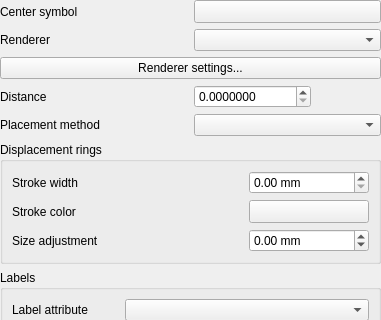
First picture: the form in src/ui/qgspointdisplacementrendererwidgetbase.ui, repository qgis/QGIS, before the edit; both pictures show x 0 to 381 and y 0 to 320 of the 381 by 529 pixel window.
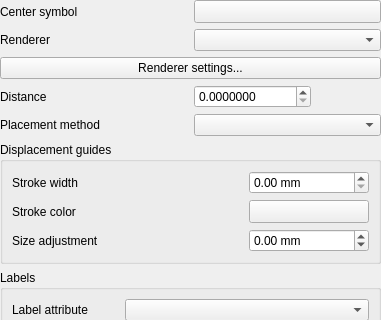
Second picture: the form after the edit. Custom widgets are drawn as their Qt base class.

Commit message: Fix labels in Displacement Point renderer GUI

```diff
--- a/src/ui/qgspointdisplacementrendererwidgetbase.ui
+++ b/src/ui/qgspointdisplacementrendererwidgetbase.ui
@@ -190,7 +190,7 @@
    <item row="8" column="0" colspan="2">
     <widget class="QgsCollapsibleGroupBoxBasic" name="mDisplacementCirclesGroupBox">
      <property name="title">
-      <string>Displacement rings</string>
+      <string>Displacement guides</string>
      </property>
      <layout class="QGridLayout" name="gridLayout_2">
       <item row="2" column="1">
```
Left out of the diff: 3 changed lines with no effect on the pictures.
